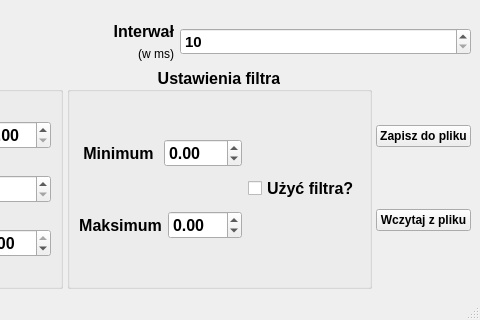
The window that symulator.ui (macbondyra/SymulatorUARWymiana) describes before a commit, drawn with Qt 5; both pictures show x 723 to 1203 and y 511 to 831 of the 1203 by 831 pixel window.
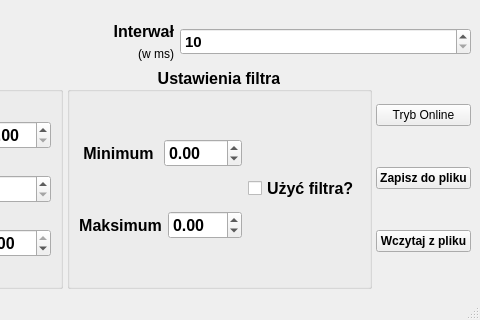
The same window after the commit. Custom widgets are drawn as their Qt base class.

Diff of the .ui file:
```diff
--- a/symulator.ui
+++ b/symulator.ui
@@ -563,6 +563,13 @@
         <property name="sizeConstraint">
          <enum>QLayout::SetFixedSize</enum>
         </property>
+        <item>
+         <widget class="QPushButton" name="button_online">
+          <property name="text">
+           <string>Tryb Online</string>
+          </property>
+         </widget>
+        </item>
         <item>
          <widget class="QPushButton" name="button_zapisz">
           <property name="font">
```
Left out of the diff: 81 changed lines with no effect on the pictures.
